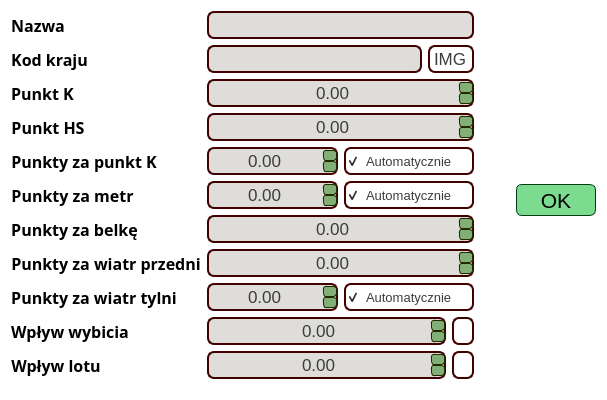
Old version of the form UI/EditorWidgets/HillEditorWidget.ui in the repository SiekamCebule/sj-sim.
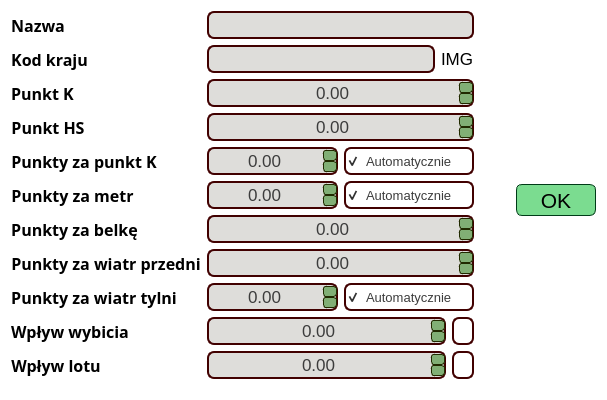
New version of the form. Icons and pictures are not drawn.

Diff of the .ui file:
```diff
--- a/UI/EditorWidgets/HillEditorWidget.ui
+++ b/UI/EditorWidgets/HillEditorWidget.ui
@@ -392,22 +392,6 @@
          <property name="styleSheet">
           <string notr="true">QWidget{
 	background: transparent;
-	color: rgb(60, 60, 60);
-	border: 2px solid rgb(65, 0, 0);
-	border-radius: 7px;
-}
-
-QDoubleSpinBox::up-button{
-border: 1px solid rgb(33, 42, 0);
-border-radius: 3px;
-		background-color: rgb(129, 175, 117);
-	color: rgb(0, 59, 23);
-}
-QDoubleSpinBox::down-button{
-border: 1px solid rgb(33, 42, 0);
-border-radius: 3px;
-	background-color: rgb(129, 175, 117);
-	color: rgb(0, 59, 23);
 }</string>
          </property>
          <property name="text">
```
Left out of the diff: 2 changed lines with no effect on the pictures.
